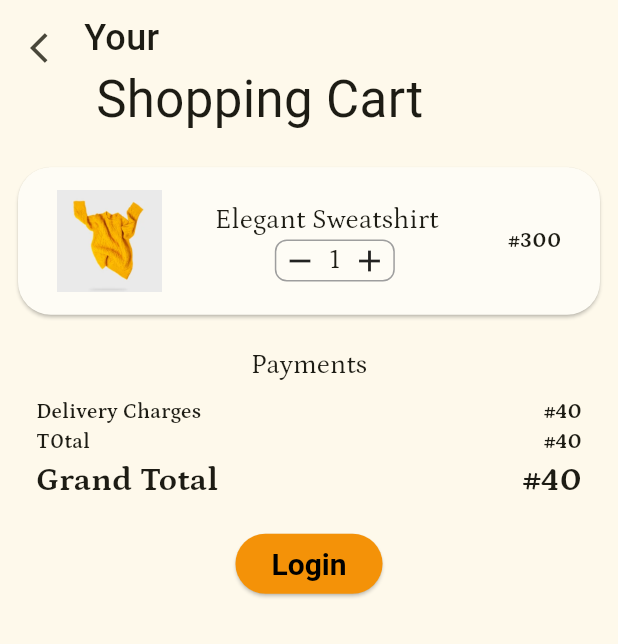
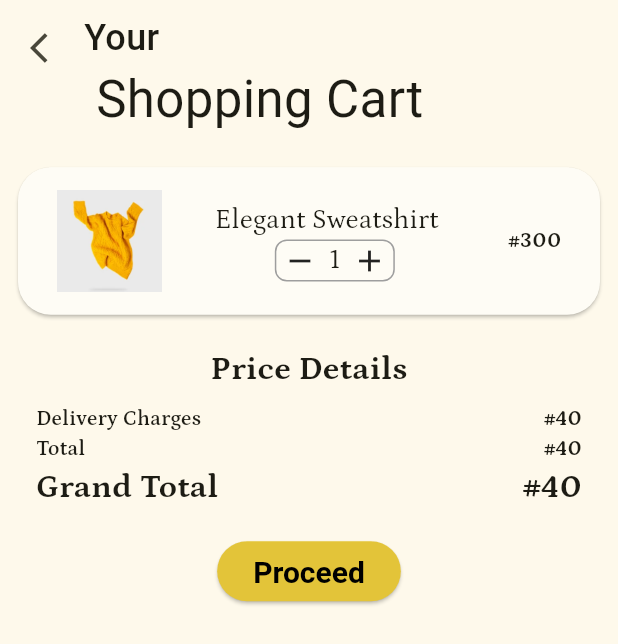
Before and after one commit to VijiVijayakumar59/shopify, a Flutter app: the CartScreen screen opened directly, on a phone screen of 412 x 824 dp. Shown: the top 644 px of the screen. Run offline on Flutter 3.47's test engine with Material 3 defaults, Android fonts, the phone set to English and light mode, and no system bars; drawn by our look-alikes of flutter_slidable; our stand-ins replace carousel_slider, google_fonts; network calls fail; Roboto replaces fonts that are missing (Aladin, Cagliostro).

Commit message:
address screen completed

```diff
--- a/lib/main.dart
+++ b/lib/main.dart
@@ -1,6 +1,5 @@
 import 'package:flutter/material.dart';
 import 'package:shopify/view/home/screens/home.dart';
-import 'package:shopify/view/login/screens/login_screen.dart';
 
 void main() {
   runApp(const MyApp());
@@ -20,7 +19,7 @@ class MyApp extends StatelessWidget {
             seedColor: const Color.fromARGB(255, 234, 223, 124)),
         useMaterial3: true,
       ),
-      home: const LoginScreen(),
+      home: const HomeScreen(),
     );
   }
 }
--- a/lib/res/components/elevated_button.dart
+++ b/lib/res/components/elevated_button.dart
@@ -1,13 +1,19 @@
 import 'package:flutter/material.dart';
 import 'package:shopify/res/colors.dart';
 
+// ignore: must_be_immutable
 class ElevatedButtonWidget extends StatelessWidget {
   final String text;
-  final Color color;
-  const ElevatedButtonWidget({
+  final Color bgColor;
+
+  final Color? textColor;
+  void Function()? onPress;
+  ElevatedButtonWidget({
     super.key,
     required this.text,
-    required this.color,
+    this.textColor,
+    required this.bgColor,
+    required this.onPress,
   });
 
   @override
@@ -15,16 +21,16 @@ class ElevatedButtonWidget extends StatelessWidget {
     return ElevatedButton(
       style: ElevatedButton.styleFrom(
         foregroundColor: blackColor,
-        backgroundColor: mainColor,
+        backgroundColor: bgColor,
         textStyle: TextStyle(
           fontSize: 20,
           fontWeight: FontWeight.bold,
-          color: color,
+          color: bgColor,
         ),
       ),
-      onPressed: () {},
-      child: const Text(
-        "Login",
+      onPressed: onPress!,
+      child: Text(
+        text,
       ),
     );
   }
--- a/lib/view/cart/screens/cart.dart
+++ b/lib/view/cart/screens/cart.dart
@@ -3,7 +3,7 @@ import 'package:flutter_slidable/flutter_slidable.dart';
 import 'package:google_fonts/google_fonts.dart';
 import 'package:shopify/res/colors.dart';
 import 'package:shopify/res/components/elevated_button.dart';
-import 'package:shopify/view/cart/widgets/cart_counter.dart';
+import 'package:shopify/view/cart/screens/address.dart';
 import 'package:shopify/view/cart/widgets/cart_widget.dart';
 
 class CartScreen extends StatelessWidget {
@@ -118,8 +118,11 @@ class CartScreen extends StatelessWidget {
               ),
               const Center(
                 child: Text(
-                  "Payments",
-                  style: TextStyle(fontSize: 18),
+                  "Price Details",
+                  style: TextStyle(
+                    fontSize: 22,
+                    fontWeight: FontWeight.bold,
+                  ),
                 ),
               ),
               const Padding(
@@ -151,7 +154,7 @@ class CartScreen extends StatelessWidget {
                       mainAxisAlignment: MainAxisAlignment.spaceBetween,
                       children: [
                         Text(
-                          "T0tal",
+                          "Total",
                           style: TextStyle(
                             fontWeight: FontWeight.w600,
                           ),
@@ -191,8 +194,15 @@ class CartScreen extends StatelessWidget {
               ),
               Center(
                 child: ElevatedButtonWidget(
-                  text: "Check Out",
-                  color: yellowColor,
+                  onPress: () {
+                    Navigator.of(context).push(
+                      MaterialPageRoute(
+                        builder: (context) => const OrderSummary(),
+                      ),
+                    );
+                  },
+                  text: "Proceed",
+                  bgColor: yellowColor,
                 ),
               ),
             ],
--- a/lib/view/cart/widgets/cart_counter.dart
+++ b/lib/view/cart/widgets/cart_counter.dart
@@ -1,6 +1,10 @@
+// ignore_for_file: library_private_types_in_public_api
+
 import 'package:flutter/material.dart';
 
 class CartCounter extends StatefulWidget {
+  const CartCounter({super.key});
+
   @override
   _CartCounterState createState() => _CartCounterState();
 }
@@ -28,11 +32,13 @@ class _CartCounterState extends State<CartCounter> {
                 });
               }
             },
-            child: Icon(Icons.remove),
+            child: const Icon(
+              Icons.remove,
+            ),
           ),
           Text(
             itemCount.toString(),
-            style: TextStyle(fontSize: 18),
+            style: const TextStyle(fontSize: 18),
           ),
           GestureDetector(
             onTap: () {
@@ -41,7 +47,7 @@ class _CartCounterState extends State<CartCounter> {
                 itemCount++;
               });
             },
-            child: Icon(Icons.add),
+            child: const Icon(Icons.add),
           ),
         ],
       ),
--- a/lib/view/cart/widgets/cart_widget.dart
+++ b/lib/view/cart/widgets/cart_widget.dart
@@ -23,7 +23,7 @@ class CartWidget extends StatelessWidget {
         child: Row(
           mainAxisAlignment: MainAxisAlignment.spaceAround,
           children: [
-            Container(
+            SizedBox(
               // decoration: BoxDecoration(
               //   borderRadius: BorderRadius.circular(
               //     40,
@@ -36,9 +36,9 @@ class CartWidget extends StatelessWidget {
                 fit: BoxFit.fitWidth,
               ),
             ),
-            Column(
+            const Column(
               children: [
-                const SizedBox(
+                SizedBox(
                   width: 160,
                   child: Text(
                     "Elegant Sweatshirt",
--- a/lib/view/login/widgets/textform_widget.dart
+++ b/lib/view/login/widgets/textform_widget.dart
@@ -3,11 +3,11 @@ import 'package:shopify/res/colors.dart';
 
 class TextFormWidget extends StatelessWidget {
   final String hintText;
-  final IconData prefixIcon;
+  final IconData? prefixIcon;
   const TextFormWidget({
     super.key,
     required this.hintText,
-    required this.prefixIcon,
+    this.prefixIcon,
   });
 
   @override
@@ -15,7 +15,7 @@ class TextFormWidget extends StatelessWidget {
     return TextFormField(
       decoration: InputDecoration(
         fillColor: whiteColor,
-        contentPadding: EdgeInsets.all(8),
+        contentPadding: const EdgeInsets.all(8),
         prefixIcon: Icon(
           prefixIcon,
         ),
--- a/lib/view/womens_clothing/widgets/grid_tile.dart
+++ b/lib/view/womens_clothing/widgets/grid_tile.dart
@@ -16,7 +16,7 @@ class Tile extends StatelessWidget {
           height: MediaQuery.of(context).size.height * 0.28,
           width: 200,
           decoration: BoxDecoration(
-            color: Color.fromARGB(255, 239, 226, 129),
+            color: const Color.fromARGB(255, 239, 226, 129),
             borderRadius: BorderRadius.circular(8.0),
           ),
           child: IconButton(
```
Also changed, not shown: lib/view/cart/screens/address.dart (added, +149 -0 lines), lib/view/cart/widgets/address_widget.dart (added, +23 -0 lines), lib/view/login/screens/login_screen.dart (+75 -6 lines), lib/view/signup/screens/signup_screen.dart (+160 -0 lines), assets/images/google.jpg (added).
